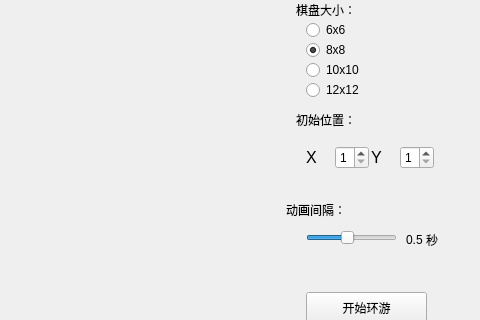
First picture: the form in knight.ui, repository yuanyuanzijin/knight-gui, before the edit; both pictures show x 264 to 744 and y 81 to 401 of the 744 by 569 pixel window.
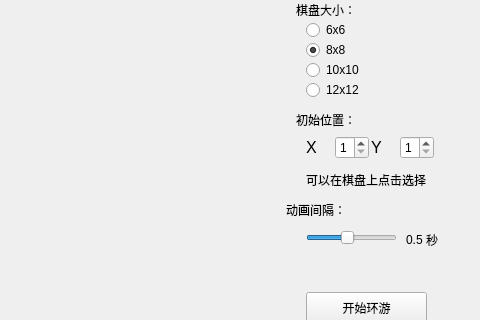
Second picture: the form after the edit. Icons and pictures are not drawn.

Commit message: 初始位置可用鼠标点击选择

Diff of the .ui file:
```diff
--- a/knight.ui
+++ b/knight.ui
@@ -54,7 +54,7 @@
     <property name="geometry">
      <rect>
       <x>570</x>
-      <y>200</y>
+      <y>190</y>
       <width>128</width>
       <height>31</height>
      </rect>
@@ -359,6 +359,19 @@
      <string>导入上次结果</string>
     </property>
    </widget>
+   <widget class="QLabel" name="label_7">
+    <property name="geometry">
+     <rect>
+      <x>570</x>
+      <y>230</y>
+      <width>131</width>
+      <height>16</height>
+     </rect>
+    </property>
+    <property name="text">
+     <string>可以在棋盘上点击选择</string>
+    </property>
+   </widget>
    <zorder>horizontalLayoutWidget_2</zorder>
    <zorder>radio_12</zorder>
    <zorder>label</zorder>
```
Left out of the diff: 1 changed line with no effect on the pictures. The commit also changes 1 other file.
